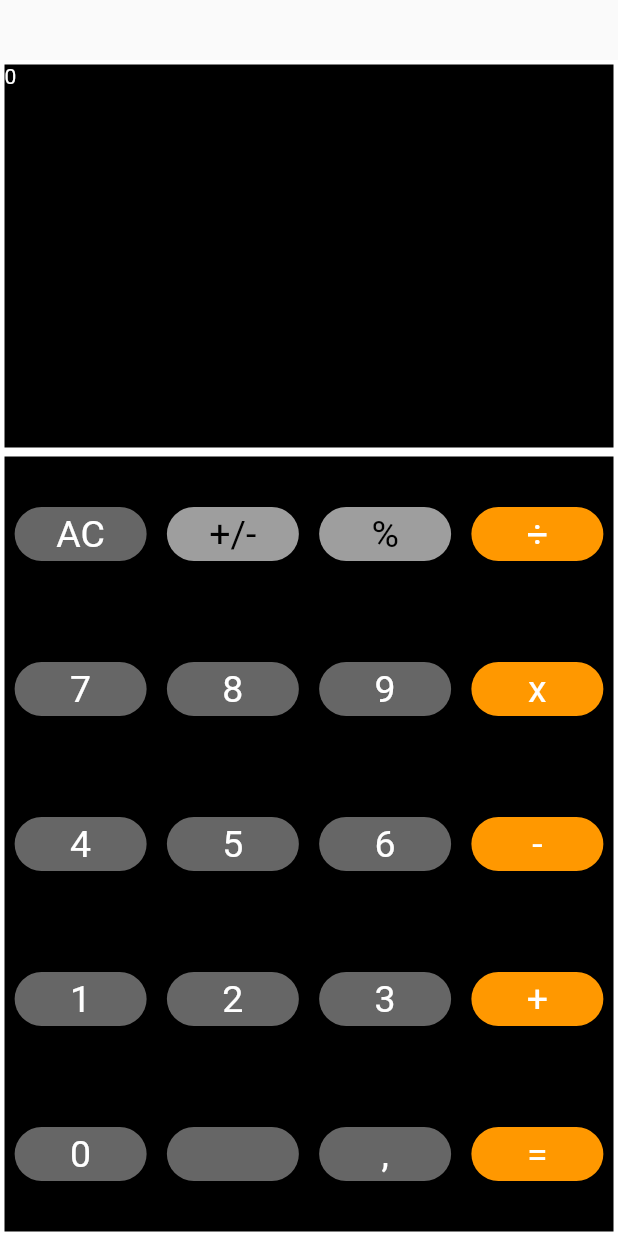
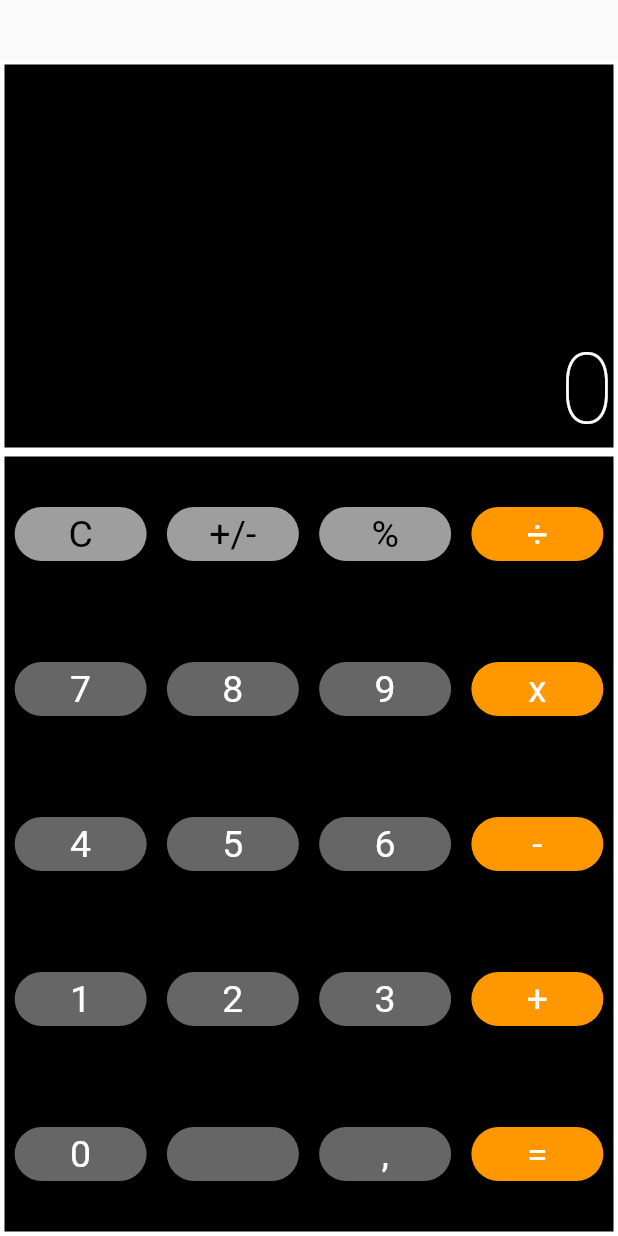
Before and after one commit to nezz0746/calculator-flutter, a Flutter app: the screen it shows after launch, on a phone screen of 412 x 824 dp. Run offline on Flutter 3.47's test engine with Material 2 defaults, Android fonts, the phone set to English and light mode, and no system bars.

Commit message:
styling result digits

```diff
--- a/lib/main.dart
+++ b/lib/main.dart
@@ -60,11 +60,16 @@ class _MyHomePageState extends State<MyHomePage> {
                 child: Container(
                   child: Text(
                     currentNumber.toString(),
-                    style: TextStyle(color: Colors.white),
+                    style: TextStyle(
+                      color: Colors.white,
+                      fontSize: 65,
+                      fontWeight: FontWeight.w200
+                    ),
                   ),
                   decoration: BoxDecoration(
                       border: Border.all(color: Colors.white, width: 3)),
                   width: MediaQuery.of(context).size.width,
+                  alignment: Alignment.bottomRight,
                 ),
               ),
               Expanded(
@@ -76,7 +81,7 @@ class _MyHomePageState extends State<MyHomePage> {
                         child: Row(
                           children: <Widget>[
                             PadButton(
-                              text: 'AC',
+                              text: 'C',
                             ),
                             PadButton(
                               text: '+/-',
```
